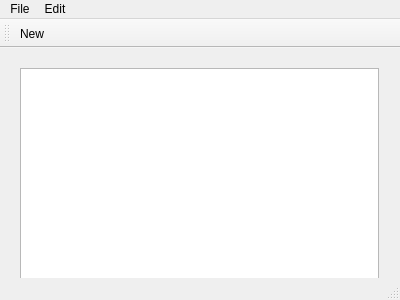
Qt form mainwindow.ui (chamodKanishka/Notepad) before a commit.
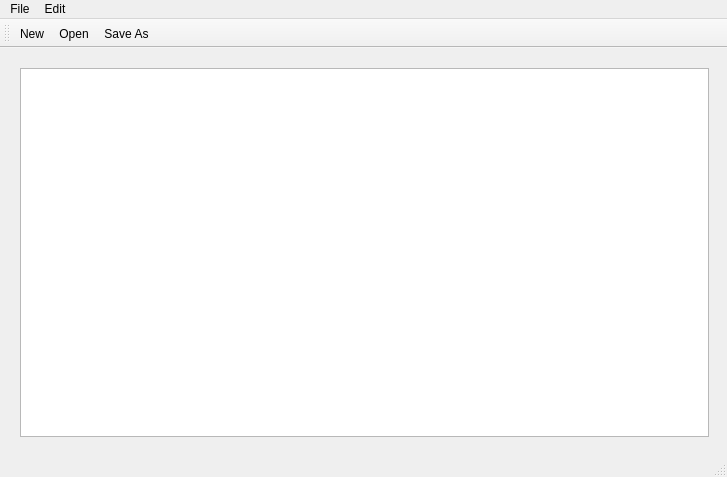
The same form after that commit. Icons and pictures are not drawn.

Diff of the .ui file:
```diff
--- a/mainwindow.ui
+++ b/mainwindow.ui
@@ -6,8 +6,8 @@
    <rect>
     <x>0</x>
     <y>0</y>
-    <width>400</width>
-    <height>300</height>
+    <width>727</width>
+    <height>477</height>
    </rect>
   </property>
   <property name="windowTitle">
@@ -19,8 +19,8 @@
      <rect>
       <x>9</x>
       <y>9</y>
-      <width>381</width>
-      <height>241</height>
+      <width>711</width>
+      <height>391</height>
      </rect>
     </property>
     <layout class="QVBoxLayout" name="verticalLayout">
@@ -35,7 +35,7 @@
     <rect>
      <x>0</x>
      <y>0</y>
-     <width>400</width>
+     <width>727</width>
      <height>20</height>
     </rect>
    </property>
@@ -70,6 +70,8 @@
     <bool>false</bool>
    </attribute>
    <addaction name="actionNew"/>
+   <addaction name="actionOpen"/>
+   <addaction name="actionSave_As"/>
   </widget>
   <widget class="QStatusBar" name="statusBar"/>
   <action name="actionNew">
```
Left out of the diff: 10 changed lines with no effect on the pictures.
